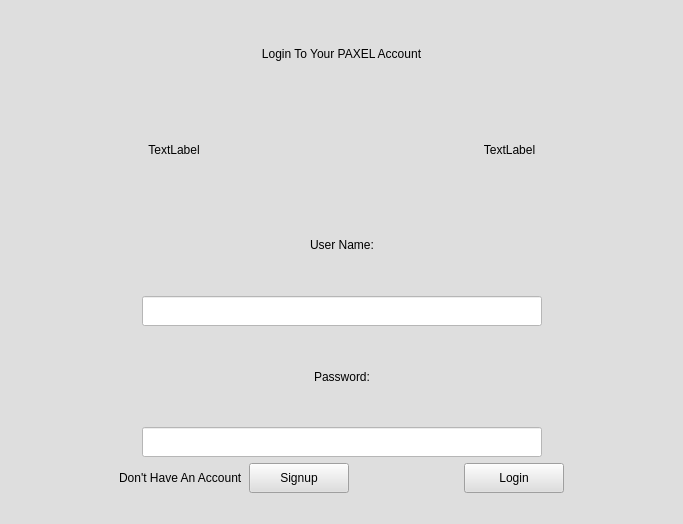
This is Paxel/mainwindow.ui in ClownKingWalrus/PAXEL as Qt 5 draws it before an edit. The edited form follows.
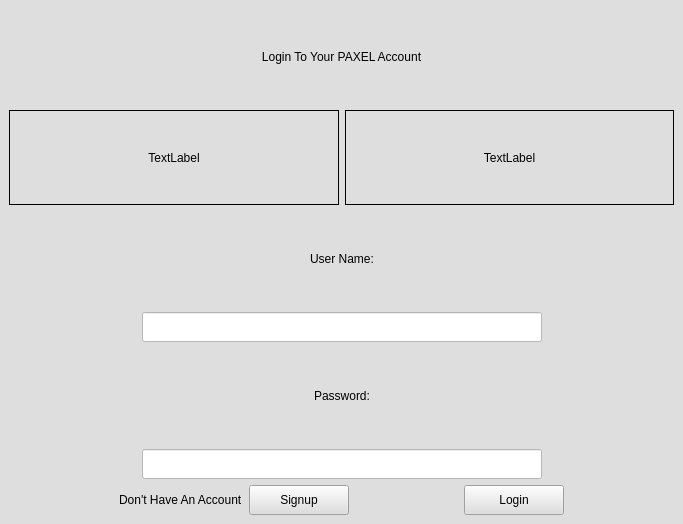
This is the edited form.

Diff of the .ui file:
```diff
--- a/Paxel/mainwindow.ui
+++ b/Paxel/mainwindow.ui
@@ -18,25 +18,8 @@
   </property>
   <widget class="QWidget" name="centralwidget">
    <layout class="QGridLayout" name="gridLayout_2">
-    <item row="0" column="0">
-     <layout class="QGridLayout" name="gridLayout">
-      <item row="0" column="0">
-       <widget class="QLabel" name="label">
-        <property name="styleSheet">
-         <string notr="true">font: 40pt &quot;Bahnschrift&quot;;</string>
-        </property>
-        <property name="text">
-         <string>Login To Your PAXEL Account</string>
-        </property>
-        <property name="alignment">
-         <set>Qt::AlignmentFlag::AlignCenter</set>
-        </property>
-       </widget>
-      </item>
       <item row="6" column="0">
-       <layout class="QVBoxLayout" name="verticalLayout">
-        <item>
-         <layout class="QHBoxLayout" name="horizontalLayout_2">
+     <layout class="QHBoxLayout" name="horizontalLayout_4">
           <item>
            <spacer name="horizontalSpacer_9">
             <property name="orientation">
@@ -132,22 +115,75 @@
           </item>
          </layout>
         </item>
+    <item row="5" column="0">
+     <layout class="QHBoxLayout" name="horizontalLayout_15">
+      <item>
+       <spacer name="horizontalSpacer_8">
+        <property name="orientation">
+         <enum>Qt::Orientation::Horizontal</enum>
+        </property>
+        <property name="sizeHint" stdset="0">
+         <size>
+          <width>40</width>
+          <height>20</height>
+         </size>
+        </property>
+       </spacer>
+      </item>
+      <item>
+       <widget class="QLineEdit" name="lineEdit_2">
+        <property name="minimumSize">
+         <size>
+          <width>400</width>
+          <height>30</height>
+         </size>
+        </property>
+        <property name="maximumSize">
+         <size>
+          <width>500</width>
+          <height>16777215</height>
+         </size>
+        </property>
+        <property name="styleSheet">
+         <string notr="true">background-color: rgb(255, 255, 255);</string>
+        </property>
+       </widget>
+      </item>
+      <item>
+       <spacer name="horizontalSpacer_7">
+        <property name="orientation">
+         <enum>Qt::Orientation::Horizontal</enum>
+        </property>
+        <property name="sizeHint" stdset="0">
+         <size>
+          <width>40</width>
+          <height>20</height>
+         </size>
+        </property>
+       </spacer>
+      </item>
        </layout>
       </item>
       <item row="1" column="0">
-       <layout class="QHBoxLayout" name="horizontalLayout">
-        <item>
-         <widget class="QLabel" name="label_3">
-          <property name="text">
-           <string>TextLabel</string>
-          </property>
-          <property name="alignment">
-           <set>Qt::AlignmentFlag::AlignCenter</set>
-          </property>
-         </widget>
-        </item>
+     <layout class="QHBoxLayout" name="horizontalLayout_7">
         <item>
          <widget class="QLabel" name="label_2">
+        <property name="frameShape">
+         <enum>QFrame::Shape::Box</enum>
+        </property>
+        <property name="text">
+         <string>TextLabel</string>
+        </property>
+        <property name="alignment">
+         <set>Qt::AlignmentFlag::AlignCenter</set>
+        </property>
+       </widget>
+      </item>
+      <item>
+       <widget class="QLabel" name="label_3">
+        <property name="frameShape">
+         <enum>QFrame::Shape::Box</enum>
+        </property>
           <property name="text">
            <string>TextLabel</string>
           </property>
@@ -158,10 +194,23 @@
         </item>
        </layout>
       </item>
+    <item row="0" column="0">
+     <widget class="QLabel" name="label">
+      <property name="styleSheet">
+       <string notr="true">font: 40pt &quot;Bahnschrift&quot;;</string>
+      </property>
+      <property name="text">
+       <string>Login To Your PAXEL Account</string>
+      </property>
+      <property name="alignment">
+       <set>Qt::AlignmentFlag::AlignCenter</set>
+      </property>
+     </widget>
+    </item>
       <item row="2" column="0">
-       <layout class="QHBoxLayout" name="horizontalLayout_3">
+     <layout class="QHBoxLayout" name="horizontalLayout_12">
         <item>
-         <spacer name="horizontalSpacer_2">
+       <spacer name="horizontalSpacer">
           <property name="orientation">
            <enum>Qt::Orientation::Horizontal</enum>
           </property>
@@ -184,7 +233,7 @@
          </widget>
         </item>
         <item>
-         <spacer name="horizontalSpacer">
+       <spacer name="horizontalSpacer_2">
           <property name="orientation">
            <enum>Qt::Orientation::Horizontal</enum>
           </property>
@@ -199,7 +248,7 @@
        </layout>
       </item>
       <item row="4" column="0">
-       <layout class="QHBoxLayout" name="horizontalLayout_5">
+     <layout class="QHBoxLayout" name="horizontalLayout_14">
         <item>
          <spacer name="horizontalSpacer_6">
           <property name="orientation">
@@ -238,57 +287,8 @@
         </item>
        </layout>
       </item>
-      <item row="5" column="0">
-       <layout class="QHBoxLayout" name="horizontalLayout_4">
-        <item>
-         <spacer name="horizontalSpacer_8">
-          <property name="orientation">
-           <enum>Qt::Orientation::Horizontal</enum>
-          </property>
-          <property name="sizeHint" stdset="0">
-           <size>
-            <width>40</width>
-            <height>20</height>
-           </size>
-          </property>
-         </spacer>
-        </item>
-        <item>
-         <widget class="QLineEdit" name="lineEdit_2">
-          <property name="minimumSize">
-           <size>
-            <width>400</width>
-            <height>30</height>
-           </size>
-          </property>
-          <property name="maximumSize">
-           <size>
-            <width>500</width>
-            <height>16777215</height>
-           </size>
-          </property>
-          <property name="styleSheet">
-           <string notr="true">background-color: rgb(255, 255, 255);</string>
-          </property>
-         </widget>
-        </item>
-        <item>
-         <spacer name="horizontalSpacer_7">
-          <property name="orientation">
-           <enum>Qt::Orientation::Horizontal</enum>
-          </property>
-          <property name="sizeHint" stdset="0">
-           <size>
-            <width>40</width>
-            <height>20</height>
-           </size>
-          </property>
-         </spacer>
-        </item>
-       </layout>
-      </item>
       <item row="3" column="0">
-       <layout class="QHBoxLayout" name="horizontalLayout_6">
+     <layout class="QHBoxLayout" name="horizontalLayout_13">
         <item>
          <spacer name="horizontalSpacer_4">
           <property name="orientation">
@@ -340,20 +340,7 @@
        </layout>
       </item>
      </layout>
-    </item>
-   </layout>
   </widget>
-  <widget class="QMenuBar" name="menubar">
-   <property name="geometry">
-    <rect>
-     <x>0</x>
-     <y>0</y>
-     <width>683</width>
-     <height>18</height>
-    </rect>
-   </property>
-  </widget>
-  <widget class="QStatusBar" name="statusbar"/>
  </widget>
  <resources/>
  <connections/>
```
Lines whose indentation alone changed are shown as unchanged.
